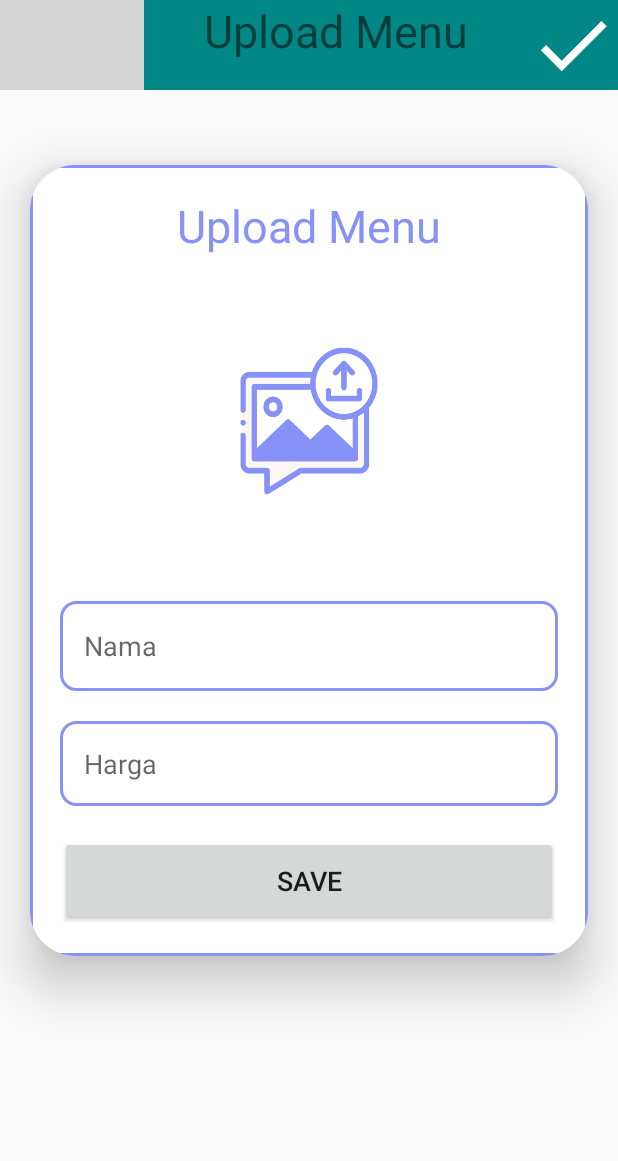
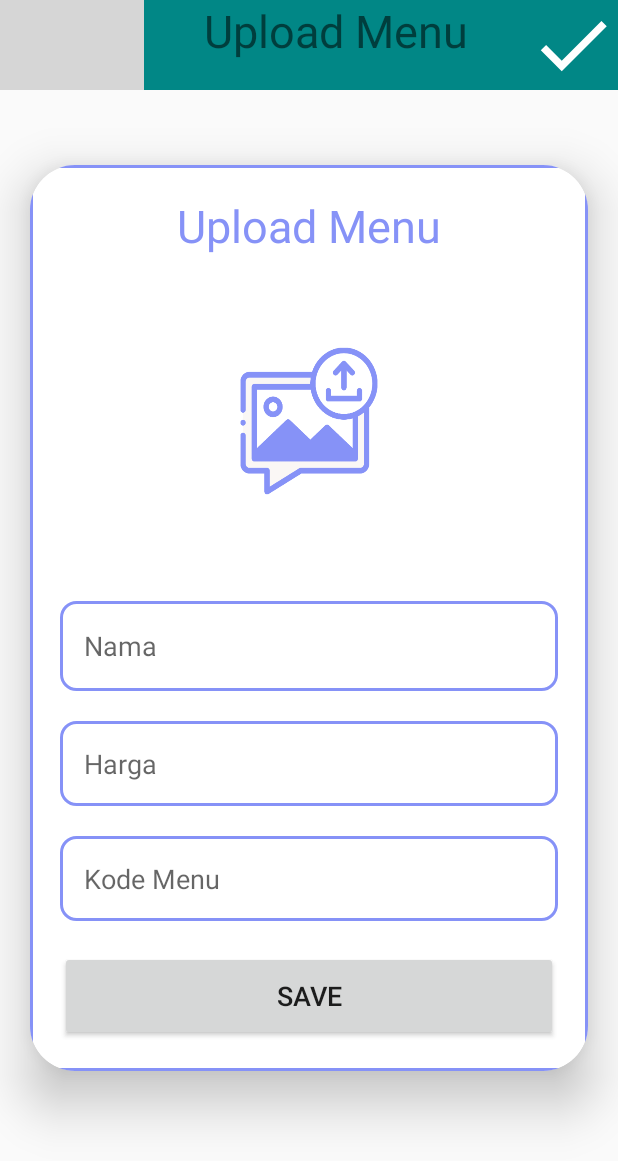
Before and after one commit to MastPutro/sagus, an Android app: the AddMenu screen opened directly, with no data from a screen before it, on a phone screen of 412 x 824 dp. Shown: the top 1161 px of the screen. Run offline under Robolectric (Android 15) with nearby library versions, the phone set to English and light mode, and no system bars; our stand-ins replace Firebase (no records; nobody signed in at launch, a user with empty details on screens opened directly); grey boxes are pictures that could not be loaded.

Commit message:
update doc id

```diff
--- a/app/src/main/java/com/example/sagu/menu/AddMenu.java
+++ b/app/src/main/java/com/example/sagu/menu/AddMenu.java
@@ -39,7 +39,7 @@ import java.util.Map;
 
 public class AddMenu extends AppCompatActivity {
     ImageView uploadImg;
-    EditText foodT, foodP;
+    EditText foodT, foodP, menuC;
     Button saveF;
     ImageButton Fsave;
     String imageURL;
@@ -55,6 +55,7 @@ public class AddMenu extends AppCompatActivity {
         uploadImg = findViewById(R.id.uploadImage);
         foodT = findViewById(R.id.txt_Menuname);
         foodP = findViewById(R.id.txt_harga);
+        menuC = findViewById(R.id.txt_codeMenu);
         saveF = findViewById(R.id.saveButtonMenu);
         Fsave = findViewById(R.id.bt_saveMenu);
         fstore = FirebaseFirestore.getInstance();
@@ -124,7 +125,7 @@ public class AddMenu extends AppCompatActivity {
     public void uploadData(){
         String foodTitle = foodT.getText().toString();
         String foodPrice = foodP.getText().toString();
-        DocumentReference documentReference = fstore.collection("menu").document();
+        DocumentReference documentReference = fstore.collection("menu").document(menuC.getText().toString());
         Map<String, Object> menu = new HashMap<>();
         menu.put("dataMenu", foodTitle);
         menu.put("dataHarga", foodPrice);
--- a/app/src/main/res/layout/activity_add_menu.xml
+++ b/app/src/main/res/layout/activity_add_menu.xml
@@ -93,6 +93,17 @@
                 android:inputType="numberDecimal"
                 android:gravity="start|center_vertical"
                 android:textColor="@color/lavender"/>
+            <EditText
+                android:layout_width="match_parent"
+                android:layout_height="match_parent"
+                android:id="@+id/txt_codeMenu"
+                android:background="@drawable/lavender_border"
+                android:layout_marginTop="20dp"
+                android:padding="16dp"
+                android:hint="Kode Menu"
+                android:inputType="numberDecimal"
+                android:gravity="start|center_vertical"
+                android:textColor="@color/lavender"/>
 
 
             <Button
--- a/app/src/main/res/layout/menu_item.xml
+++ b/app/src/main/res/layout/menu_item.xml
@@ -42,6 +42,7 @@
             android:layout_marginStart="20dp"
             android:maxLines="1"
             android:layout_marginBottom="12dp"/>
+
     </RelativeLayout>
 
 </androidx.cardview.widget.CardView>
```
